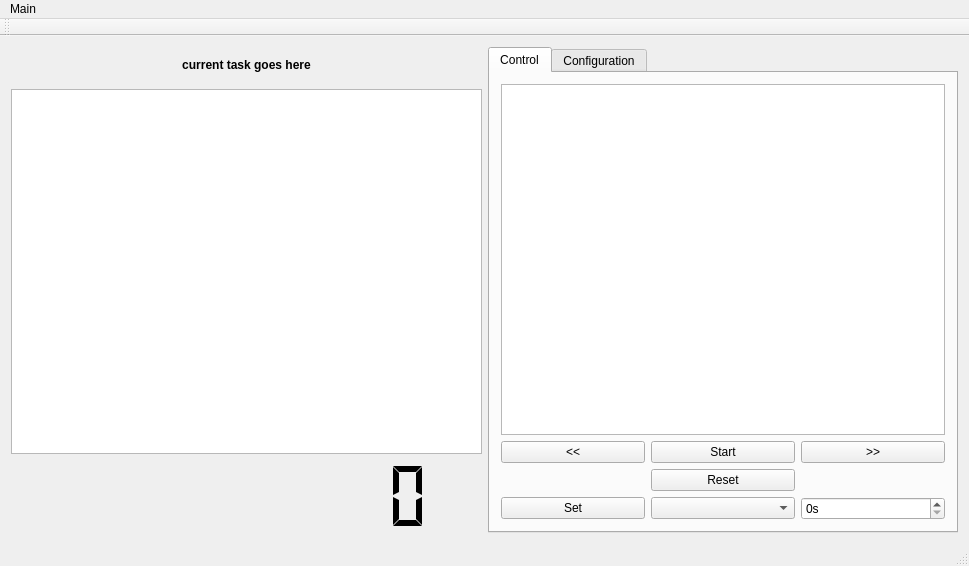
Above: mainwindow.ui from drogenlied/QIYPTClock before the change. Below: the same form after it.
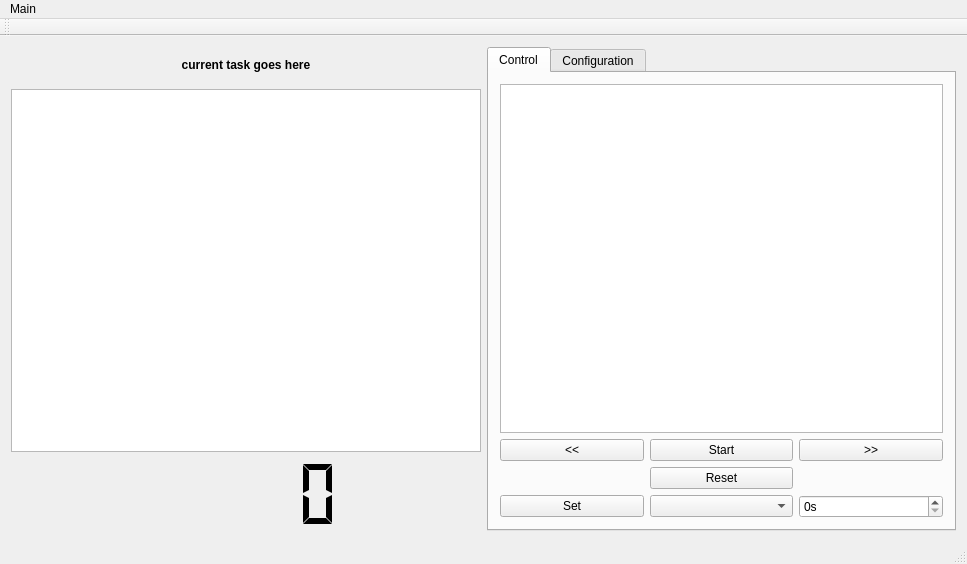
That is the form after the change. Custom widgets are drawn as their Qt base class.

Diff of the .ui file:
```diff
--- a/mainwindow.ui
+++ b/mainwindow.ui
@@ -6,8 +6,8 @@
    <rect>
     <x>0</x>
     <y>0</y>
-    <width>969</width>
-    <height>566</height>
+    <width>967</width>
+    <height>564</height>
    </rect>
   </property>
   <property name="windowTitle">
@@ -103,10 +103,10 @@
          <bool>false</bool>
         </property>
         <property name="numDigits">
-         <number>10</number>
+         <number>5</number>
         </property>
         <property name="digitCount">
-         <number>10</number>
+         <number>5</number>
         </property>
         <property name="segmentStyle">
          <enum>QLCDNumber::Flat</enum>
@@ -337,8 +337,8 @@
     <rect>
      <x>0</x>
      <y>0</y>
-     <width>969</width>
-     <height>21</height>
+     <width>967</width>
+     <height>22</height>
     </rect>
    </property>
    <widget class="QMenu" name="menuMain">
```
